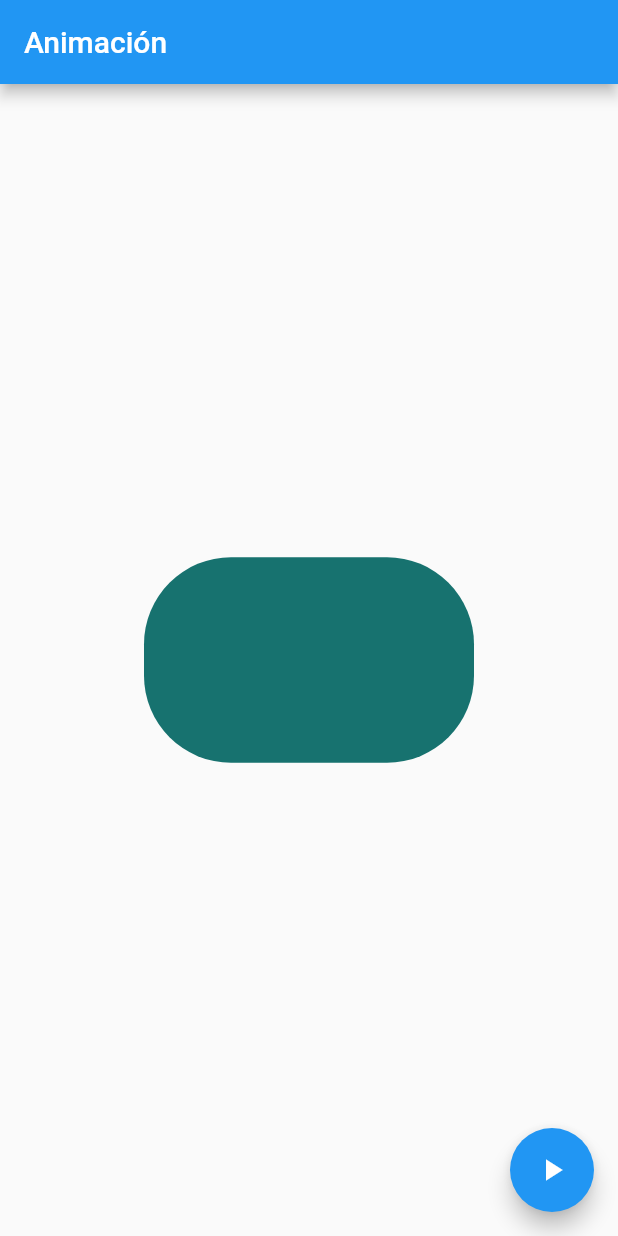
After one commit to juanfvasquez/flutter_examples, a Flutter app: the screen it shows after launch, after a tap on the "play arrow" icon, on a phone screen of 412 x 824 dp. The commit adds this screen. Run offline on Flutter 3.47's test engine with Material 2 defaults, Android fonts, the phone set to English and light mode, and no system bars; network calls fail.

Commit message:
Imagenes y animaciones

```diff
--- a/lib/main.dart
+++ b/lib/main.dart
@@ -1,5 +1,8 @@
 import 'package:flutter/material.dart';
+import 'package:widgets_basicos/src/pages/alert_page.dart';
+import 'package:widgets_basicos/src/pages/animacion_page.dart';
 import 'package:widgets_basicos/src/pages/cards_page.dart';
+import 'package:widgets_basicos/src/pages/imagenes_page.dart';
 import 'package:widgets_basicos/src/pages/inputs_page.dart';
 import 'package:widgets_basicos/src/pages/listas_page.dart';
 
@@ -8,6 +11,6 @@ void main() => runApp(MyApp());
 class MyApp extends StatelessWidget {
   @override
   Widget build(BuildContext context) {
-    return MaterialApp(title: 'Material App', home: InputsPage());
+    return MaterialApp(title: 'Material App', home: AnimacionPage());
   }
 }
--- /dev/null
+++ b/lib/src/pages/animacion_page.dart
@@ -0,0 +1,47 @@
+import 'dart:math';
+
+import 'package:flutter/material.dart';
+
+class AnimacionPage extends StatefulWidget {
+  @override
+  _AnimacionPageState createState() => _AnimacionPageState();
+}
+
+class _AnimacionPageState extends State<AnimacionPage> {
+  double _width = 100;
+  double _height = 100;
+  Color _color = Colors.red;
+  BorderRadiusGeometry _borderRadius = BorderRadius.circular(10);
+
+  @override
+  Widget build(BuildContext context) {
+    return Scaffold(
+      appBar: AppBar(title: Text('Animación')),
+      body: Center(
+          child: AnimatedContainer(
+              duration: Duration(milliseconds: 500),
+              curve: Curves.fastOutSlowIn,
+              width: _width,
+              height: _height,
+              decoration:
+                  BoxDecoration(color: _color, borderRadius: _borderRadius))),
+      floatingActionButton: FloatingActionButton(
+        child: Icon(Icons.play_arrow),
+        onPressed: () {
+          _cambiarEstado();
+        },
+      ),
+    );
+  }
+
+  void _cambiarEstado() {
+    final random = Random();
+
+    _width = random.nextInt(300).toDouble();
+    _height = random.nextInt(300).toDouble();
+    _color = Color.fromRGBO(
+        random.nextInt(255), random.nextInt(255), random.nextInt(255), 1);
+    _borderRadius = BorderRadius.circular(random.nextInt(100).toDouble());
+    setState(() {});
+  }
+}
--- a/pubspec.yaml
+++ b/pubspec.yaml
@@ -24,6 +24,7 @@ dependencies:
   flutter:
     sdk: flutter
   intl: ^0.16.1
+  cached_network_image: ^2.5.0
 
   # The following adds the Cupertino Icons font to your application.
   # Use with the CupertinoIcons class for iOS style icons.
@@ -45,7 +46,7 @@ flutter:
 
   # To add assets to your application, add an assets section, like this:
   assets:
-    - assets/img/avatar.png
+    - assets/img/
   #   - images/a_dot_ham.jpeg
 
   # An image asset can refer to one or more resolution-specific "variants", see
```
Also changed, not shown: lib/src/pages/alert_page.dart (added, +48 -0 lines), lib/src/pages/imagenes_page.dart (added, +46 -0 lines), assets/img/landscape1.jpg (added), assets/img/landscape2.jpeg (added), assets/img/landscape3.jpg (added), assets/img/landscape4.jpeg (added), pubspec.lock.
